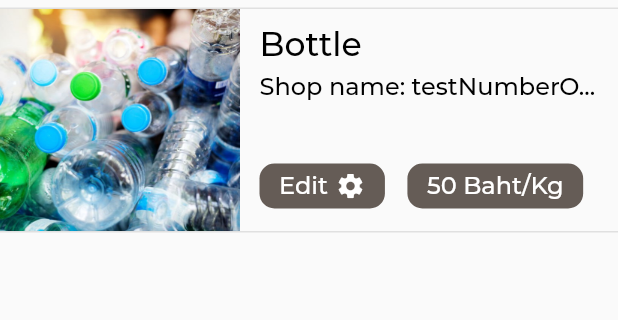
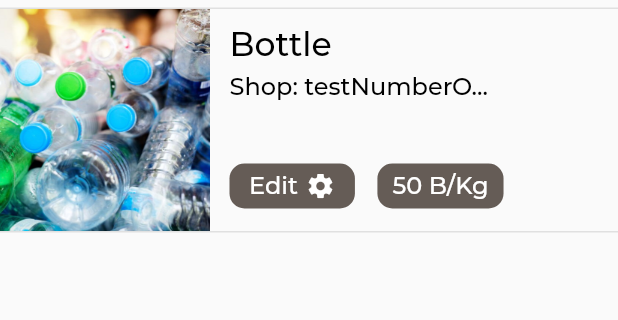
Before and after one commit to boy-warakorn/recycle-hub, a Flutter app: the OwnShopScreen screen opened by its route, on a phone screen of 412 x 824 dp, the part 84-404 px from its top. Run offline on Flutter 3.47's test engine with Material 2 defaults, Android fonts, the phone set to English and light mode, and no system bars; project files that could hold a hidden picture were left out.

Commit message:
[FIX] responsive ui

```diff
--- a/lib/screens/auth/auth_screen.dart
+++ b/lib/screens/auth/auth_screen.dart
@@ -65,6 +65,7 @@ class AuthScreen extends StatelessWidget {
                                   .headline3
                                   .copyWith(
                                     color: Colors.white,
+                                    fontSize: 12,
                                   ),
                             ),
                             SizedBox(
--- a/lib/screens/shop/own_shop_screen.dart
+++ b/lib/screens/shop/own_shop_screen.dart
@@ -172,7 +172,7 @@ class _OwnShopScreenState extends State<OwnShopScreen> {
                           crossAxisCount: 2,
                           crossAxisSpacing: 15,
                           mainAxisSpacing: 15,
-                          childAspectRatio: 0.8,
+                          childAspectRatio: 0.68,
                         ),
                         itemCount: DUMMY_ITEM.length,
                         itemBuilder: (ctx, index) => MainShopItem(
@@ -183,7 +183,7 @@ class _OwnShopScreenState extends State<OwnShopScreen> {
                           id: DUMMY_ITEM[index]['id'],
                         ),
                       ),
-                    )
+                    ),
                   ],
                 ),
               ),
--- a/lib/widgets/button/button.dart
+++ b/lib/widgets/button/button.dart
@@ -23,7 +23,7 @@ class Button extends StatelessWidget {
       ),
       padding: EdgeInsets.symmetric(
         vertical: 15,
-        horizontal: 35,
+        horizontal: 25,
       ),
       child: Text(
         text,
--- a/lib/widgets/logo/logoText.dart
+++ b/lib/widgets/logo/logoText.dart
@@ -8,7 +8,7 @@ class LogoText extends StatelessWidget {
   @override
   Widget build(BuildContext context) {
     return Container(
-      width: 165,
+      width: 175,
       child: Row(
         children: <Widget>[
           Text(
--- a/lib/widgets/shopItems/list_Item.dart
+++ b/lib/widgets/shopItems/list_Item.dart
@@ -50,7 +50,7 @@ class ListItem extends StatelessWidget {
             children: <Widget>[
               Container(
                 height: double.infinity,
-                width: 160,
+                width: 140,
                 child: Hero(
                   tag: id,
                   child: Image(
@@ -85,8 +85,8 @@ class ListItem extends StatelessWidget {
                         ),
                         Text(
                           !(shopName.length > 11)
-                              ? 'Shop name: $shopName'
-                              : 'Shop name: ${shopName.substring(0, 11)}...',
+                              ? 'Shop: $shopName'
+                              : 'Shop: ${shopName.substring(0, 11)}...',
                           style: Theme.of(context).textTheme.headline3.copyWith(
                                 color: Colors.black,
                                 fontWeight: FontWeight.normal,
@@ -148,7 +148,7 @@ class ListItem extends StatelessWidget {
                                 ),
                                 Container(
                                   padding: EdgeInsets.symmetric(
-                                    horizontal: 13,
+                                    horizontal: 10,
                                     vertical: 5,
                                   ),
                                   decoration: BoxDecoration(
@@ -158,7 +158,7 @@ class ListItem extends StatelessWidget {
                                     color: Theme.of(context).primaryColor,
                                   ),
                                   child: Text(
-                                    '$price Baht/$per',
+                                    '$price B/$per',
                                     style: Theme.of(context)
                                         .textTheme
                                         .headline3
--- a/lib/widgets/shopItems/main_shop_items.dart
+++ b/lib/widgets/shopItems/main_shop_items.dart
@@ -117,7 +117,7 @@ class MainShopItem extends StatelessWidget {
                         ),
                         child: Ink(
                           padding: EdgeInsets.only(
-                            left: 15,
+                            left: 10,
                           ),
                           child: Row(
                             children: <Widget>[
@@ -128,6 +128,7 @@ class MainShopItem extends StatelessWidget {
                                     .bodyText2
                                     .copyWith(
                                       color: Theme.of(context).primaryColor,
+                                      fontSize: 10,
                                     ),
                               ),
                               Icon(
```
Also changed, not shown: lib/screens/home_screen.dart (+7 -3 lines), lib/screens/shop/item_detail_screen.dart (+13 -10 lines), lib/screens/shop/main_shop_screen.dart (+4 -3 lines).
